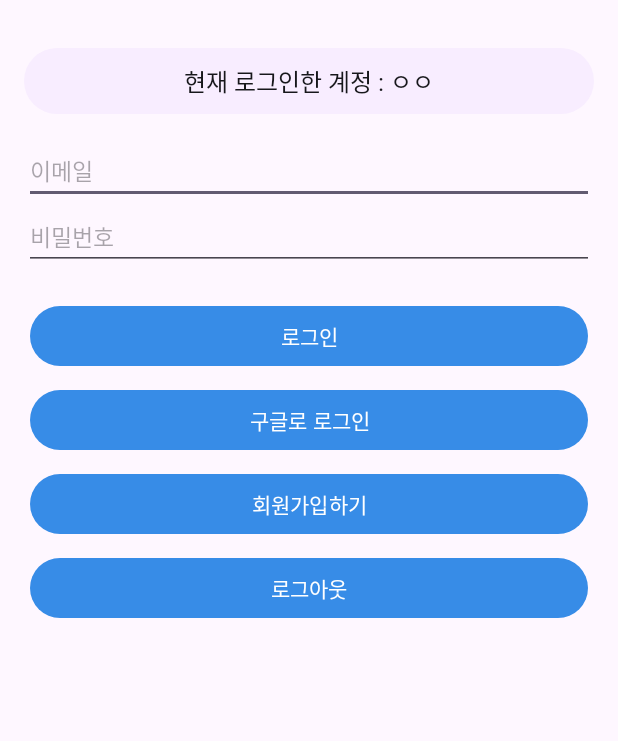
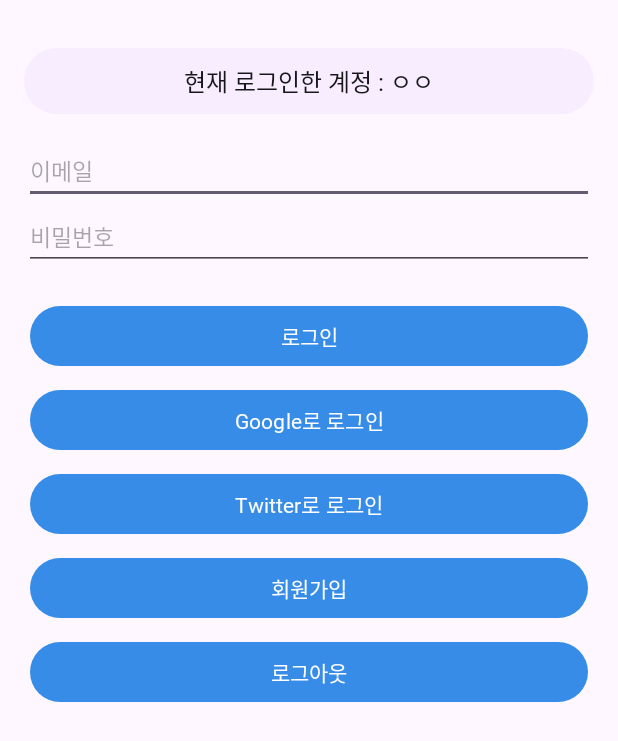
Before and after one commit to eldeoddt/hi-weather, an Android app: the layout activity_login.xml on its own in the app's theme, with its tools: preview values and no code run, on a phone screen of 412 x 824 dp. Shown: the top 741 px of the screen. Run offline under Robolectric (Android 15) with nearby library versions, the phone set to English and light mode, and no system bars.

Commit message:
[FEAT] 구글 로그인 구현 #1

```diff
--- a/app/src/main/res/layout/activity_login.xml
+++ b/app/src/main/res/layout/activity_login.xml
@@ -49,21 +49,26 @@
         style="@style/LoginBtnStyle"
         android:layout_width="match_parent"
         android:layout_height="wrap_content"
-        android:fontFamily="@font/pretendard_bold"
-        android:text="구글로 로그인" />
+        android:text="Google로 로그인" />
+
+    <Button
+        android:id="@+id/btn_twitter_login"
+        style="@style/LoginBtnStyle"
+        android:layout_width="match_parent"
+        android:layout_height="wrap_content"
+        android:text="Twitter로 로그인" />
 
     <Button
         android:id="@+id/btn_register"
         style="@style/LoginBtnStyle"
         android:layout_width="match_parent"
         android:layout_height="wrap_content"
-        android:text="회원가입하기" />
+        android:text="회원가입" />
 
     <Button
         style="@style/LoginBtnStyle"
         android:id="@+id/btn_logout"
         android:layout_width="match_parent"
         android:layout_height="wrap_content"
-        android:fontFamily="@font/pretendard_bold"
         android:text="로그아웃" />
 </LinearLayout>
--- a/app/src/main/res/layout/fragment_home.xml
+++ b/app/src/main/res/layout/fragment_home.xml
@@ -112,7 +112,7 @@
     <LinearLayout
         android:layout_width="match_parent"
         android:layout_height="wrap_content"
-        android:layout_marginTop="6dp"
+        android:layout_marginTop="14dp"
         android:gravity="center"
         android:orientation="vertical"
         android:padding="0dp">
--- a/app/src/main/res/values/strings.xml
+++ b/app/src/main/res/values/strings.xml
@@ -1,3 +1,4 @@
 <resources>
     <string name="app_name">HiWeather_AOS</string>
+    <string name="default_client_id">553935171023-1qp05br3tapnpiq94t10qts26e8msl43.apps.googleusercontent.com</string>
 </resources>
--- a/app/src/main/res/values/styles.xml
+++ b/app/src/main/res/values/styles.xml
@@ -35,7 +35,7 @@
     <!--  Login button style-->
     <style name="LoginBtnStyle">
         <item name="android:layout_margin">4dp</item>
-        <item name="android:fontFamily">@font/pretendard_regular</item>
+        <item name="android:fontFamily">@font/pretendard_bold</item>
         <item name="android:textSize">14sp</item>
     </style>
 </resources>
```
Also changed, not shown: app/src/main/java/com/example/hiweather_aos/Activity/LoginActivity.kt (+55 -1 lines).
